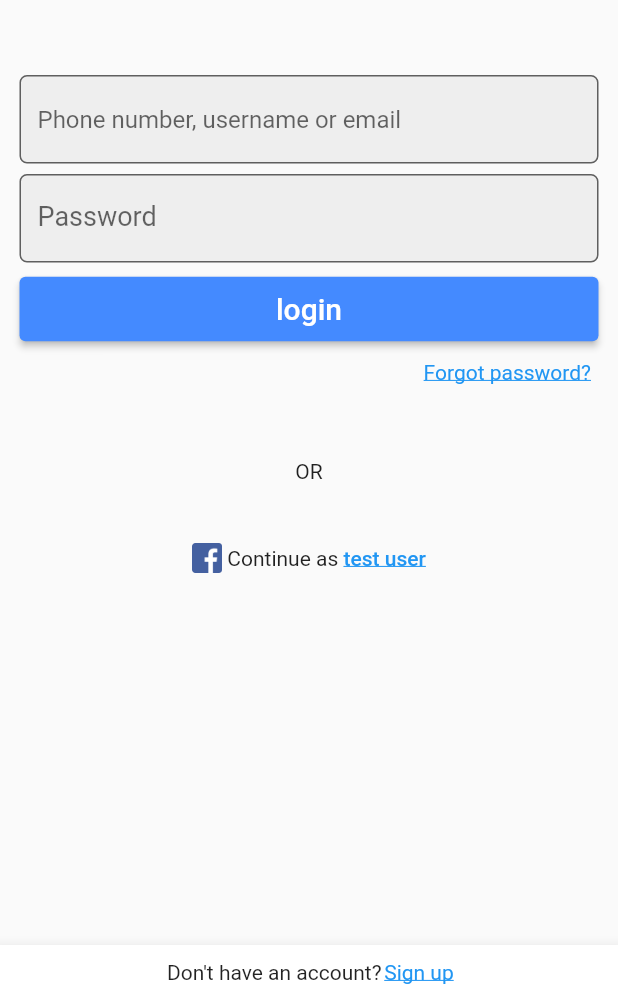
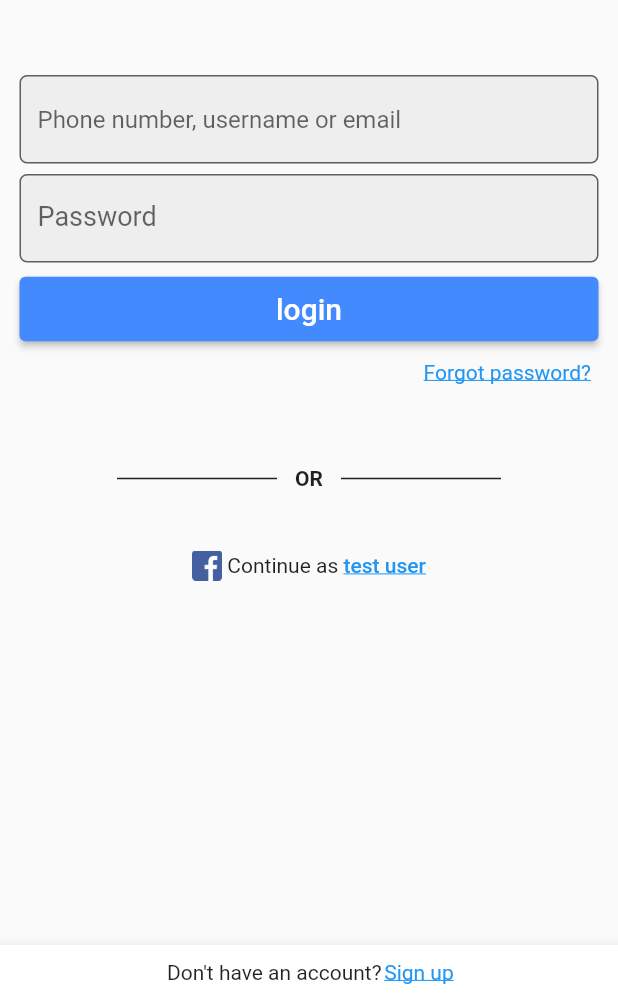
Before and after one commit to MoriKeli/instgram_app_clone, a Flutter app: the screen it shows after launch, on a phone screen of 412 x 824 dp, the part 237-1236 px from its top. Run offline on Flutter 3.47's test engine with Material 2 defaults, Android fonts, the light colour scheme and no system bars.

Commit message:
added Flexible widget + updated padding

```diff
--- a/lib/screens/login.dart
+++ b/lib/screens/login.dart
@@ -62,20 +62,33 @@ class _LoginPageState extends State<LoginPage> {
             ),
           ),
           Padding(
-            padding: const EdgeInsets.only(top: 10.0, right: 10.0),
+            padding: const EdgeInsets.only(top: 10.0, right: 10.0, bottom: 55.0),
             child: Row(
               mainAxisAlignment: MainAxisAlignment.end,
               children: const [Text("Forgot password?", style: TextStyle(color: Colors.blue, decoration: TextDecoration.underline))],
             ),
           ),
           Padding(
-            padding: const EdgeInsets.only(top: 50.0),
+            padding: const EdgeInsets.symmetric(vertical: 0, horizontal: 70.0),
             child: Row(
               mainAxisAlignment: MainAxisAlignment.center,
-              children: const [
-                Divider(),
-                Text("OR"),
-                Divider(),
+              children: [
+                Flexible(
+                  child: Container(
+                    height: 1,
+                    color: Colors.black87,
+                  ),
+                ),
+                const Padding(
+                  padding: EdgeInsets.symmetric(horizontal: 12.0),
+                  child: Text("OR", style: TextStyle(fontWeight: FontWeight.w600)),
+                ),
+                Flexible(
+                  child: Container(
+                    height: 1,
+                    color: Colors.black87,
+                  ),
+                )
               ],
             ),
           ),
@@ -84,7 +97,10 @@ class _LoginPageState extends State<LoginPage> {
             child: Row(
               mainAxisAlignment: MainAxisAlignment.center,
               children: const [
-                Image(image: AssetImage("images/fb-icon.png"), height: 20.0,),
+                Image(
+                  image: AssetImage("images/fb-icon.png"),
+                  height: 20.0,
+                ),
                 Text(" Continue as "),
                 Text("test user", style: TextStyle(fontWeight: FontWeight.w500, color: Colors.blue, decoration: TextDecoration.underline)),
               ],
```
